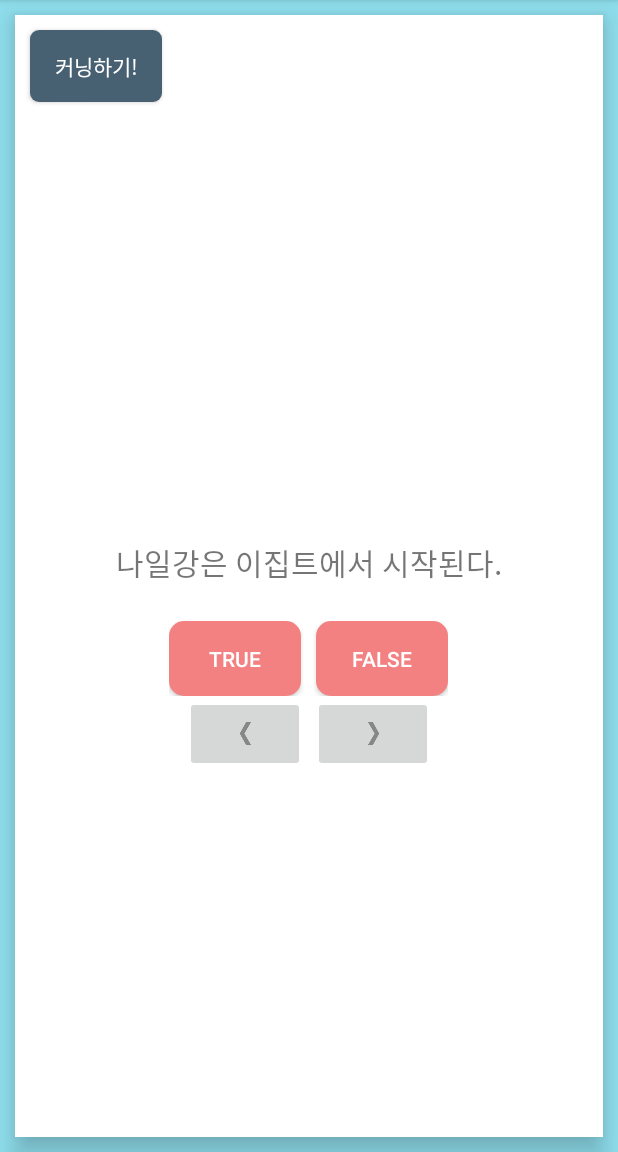
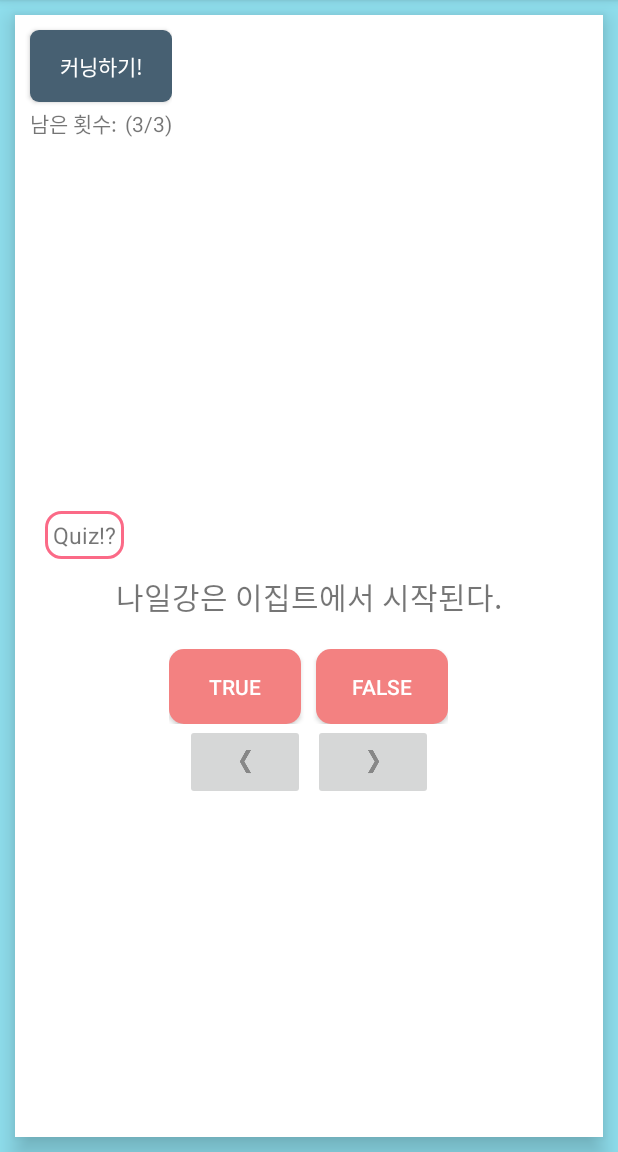
Before and after one commit to JMS1208/GeoQuiz, an Android app: the screen it shows after launch (MainActivity), on a phone screen of 412 x 824 dp, the part 84-1236 px from its top. Run offline under Robolectric (Android 15) with nearby library versions, the phone set to English and light mode, and no system bars.

Commit message:
UI and Cunning System edited

```diff
--- a/app/src/main/java/com/jms/a20220324_chapter1/CheatActivity.kt
+++ b/app/src/main/java/com/jms/a20220324_chapter1/CheatActivity.kt
@@ -5,30 +5,50 @@ import android.content.Context
 import android.content.Intent
 import androidx.appcompat.app.AppCompatActivity
 import android.os.Bundle
+import android.util.Log
+import android.view.View
+import android.widget.TextView
+import androidx.lifecycle.ViewModelProvider
 import com.jms.a20220324_chapter1.databinding.ActivityCheatBinding
 
 private const val EXTRA_ANSWER_IS_TRUE ="com.jms.a20220324_chapter1.geoquiz.answer_is_true"
 const val EXTRA_ANSWER_SHOWN = "com.jms.a20220324_chapter1.geoquiz.answer_shown"
-
+const val EXTRA_CUNNING_CHANCE = "com.jms.a20220324_chapter1.geoquiz.cunning_chance"
 
 class CheatActivity : AppCompatActivity() {
     private var answerIsTrue = false
 
+    lateinit var binding: ActivityCheatBinding
 
-    lateinit var binding: ActivityCheatBinding
+    private val quizViewModel : QuizViewModel by lazy {
+        ViewModelProvider(this).get(QuizViewModel::class.java)
+    }
+
+    override fun onSaveInstanceState(outState: Bundle) {
+        super.onSaveInstanceState(outState)
+        outState.putInt(KEY_CUNNING_CHANCE,quizViewModel.cunningChance)
+
+    }
+
     override fun onCreate(savedInstanceState: Bundle?) {
         super.onCreate(savedInstanceState)
         binding = ActivityCheatBinding.inflate(layoutInflater)
         setContentView(binding.root)
+        title = "힌트 보기"
         answerIsTrue = intent.getBooleanExtra(EXTRA_ANSWER_IS_TRUE, false)
-
+        setCunningChance(savedInstanceState)
         binding.showAnswerButton.setOnClickListener {
             val answerText = when {
                 answerIsTrue -> R.string.true_button
                 else -> R.string.false_button
             }
             binding.answerTextView.setText(answerText)
+
             setAnswerShownResult(true)
+        }
+
+        binding.returnToMainActivityButton.setOnClickListener {
+            finish()
         }
     }
 
@@ -38,13 +58,24 @@ class CheatActivity : AppCompatActivity() {
                 putExtra(EXTRA_ANSWER_IS_TRUE, answerIsTrue)
             }
         }
+
+    }
+
+
+    private fun setCunningChance(savedInstanceState: Bundle?) {
+        val cunningChance = savedInstanceState?.getInt(KEY_CUNNING_CHANCE)
+        if(cunningChance != null) {
+
+            quizViewModel.cunningChance = cunningChance
+        }
     }
 
     private fun setAnswerShownResult(isAnswerShown: Boolean = false) {
+
+
         val intent = Intent().apply {
             putExtra(EXTRA_ANSWER_SHOWN,isAnswerShown)
         }
-
         setResult(Activity.RESULT_OK, intent)
     }
 }
--- a/app/src/main/java/com/jms/a20220324_chapter1/MainActivity.kt
+++ b/app/src/main/java/com/jms/a20220324_chapter1/MainActivity.kt
@@ -1,15 +1,19 @@
 package com.jms.a20220324_chapter1
 
 import android.app.Activity
+import android.app.ActivityOptions
 import android.content.Context
 import android.content.Intent
 import android.graphics.Color
+import android.os.Build
 import androidx.appcompat.app.AppCompatActivity
 import android.os.Bundle
 import android.util.Log
 import android.view.Gravity
 import android.view.View
 import android.widget.Toast
+import androidx.annotation.RequiresApi
+import androidx.core.app.ActivityOptionsCompat
 import androidx.core.view.isVisible
 import androidx.lifecycle.ViewModelProvider
 import com.jms.a20220324_chapter1.Model.Question
@@ -19,13 +23,13 @@ private const val TAG = "MainActivity"
 private const val KEY_INDEX = "index"
 private const val KEY_CORRECTBANK = "correctBank"
 private const val KEY_CUNNING = "cunning"
+const val KEY_CUNNING_CHANCE = "cunning_chance"
 private const val REQUEST_CODE_CHEAT = 0
 
 class MainActivity : AppCompatActivity() {
     private lateinit var binding : ActivityMainBinding
 
     private val quizViewModel : QuizViewModel by lazy {
-        Log.d(TAG,"QuizViewModel 객체 가져옴")
         ViewModelProvider(this).get(QuizViewModel::class.java)
     }
 
@@ -43,15 +47,17 @@ class MainActivity : AppCompatActivity() {
         updateQuestion()
     }
 
+
+
     private fun setButtonActivated() {
         if(quizViewModel.correctAnswer) {
             binding.falseButton.isVisible = false
             binding.trueButton.isVisible = false
-            binding.correctedComment!!.visibility = View.VISIBLE
+            binding.correctedComment.visibility = View.VISIBLE
         } else {
             binding.falseButton.isVisible = true
             binding.trueButton.isVisible = true
-            binding.correctedComment!!.visibility = View.INVISIBLE
+            binding.correctedComment.visibility = View.INVISIBLE
         }
 
     }
@@ -91,8 +97,20 @@ class MainActivity : AppCompatActivity() {
             quizViewModel.isCheater = cunningArr
         }
 
+        val cunningChance = savedInstanceState?.getInt(KEY_CUNNING_CHANCE)
+        if(cunningChance != null) {
+            quizViewModel.cunningChance = cunningChance
+        }
+
+
+
+
     }
 
+    private fun setCunningChanceNumber() {
+        val cunningChanceNumber =  "(${quizViewModel.cunningChance}/${quizViewModel.maxCunningChance})"
+        binding.cunningChanceNumber.text = cunningChanceNumber
+    }
 
 
     override fun onSaveInstanceState(outState: Bundle) {
@@ -101,6 +119,8 @@ class MainActivity : AppCompatActivity() {
         outState.putInt(KEY_INDEX, quizViewModel.currentIndex)
         outState.putBooleanArray(KEY_CORRECTBANK,quizViewModel.correctBank)
         outState.putBooleanArray(KEY_CUNNING,quizViewModel.isCheater)
+        outState.putInt(KEY_CUNNING_CHANCE,quizViewModel.cunningChance)
+
     }
 
     override fun onActivityResult(requestCode: Int, resultCode: Int, data: Intent?) {
@@ -111,10 +131,17 @@ class MainActivity : AppCompatActivity() {
         }
 
         if(requestCode == REQUEST_CODE_CHEAT) {
+
+            quizViewModel.cunningChance-=1
+
             quizViewModel.isCheater[quizViewModel.currentIndex] =
                 data?.getBooleanExtra(EXTRA_ANSWER_SHOWN, false) ?: false
+
+            setCunningChanceNumber()
+
         }
     }
+
 
     override fun onCreate(savedInstanceState: Bundle?) {
         super.onCreate(savedInstanceState)
@@ -124,8 +151,12 @@ class MainActivity : AppCompatActivity() {
 
         initSavedInstanceStateData(savedInstanceState)
 
+        setCunningChanceNumber()
+
         setButtonActivated()
         updateQuestion()
+
+
 
         binding.questionTextView.setOnClickListener(nextButtonListener)
 
@@ -144,9 +175,17 @@ class MainActivity : AppCompatActivity() {
         }
 
         binding.cheatButton.setOnClickListener {
-            val answerIsTrue = quizViewModel.currentQuestionAnswer
-            val intent = CheatActivity.newIntent(this,answerIsTrue)
-            startActivityForResult(intent, REQUEST_CODE_CHEAT)
+            val cunningChance = quizViewModel.cunningChance
+            if(cunningChance > 0) {
+                val answerIsTrue = quizViewModel.currentQuestionAnswer
+                val intent = CheatActivity.newIntent(this, answerIsTrue)
+                val options =
+                    ActivityOptionsCompat.makeClipRevealAnimation(it, 0, 0, it.width, it.height)
+
+                startActivityForResult(intent, REQUEST_CODE_CHEAT, options.toBundle())
+            } else {
+                Toast.makeText(applicationContext, R.string.cannot_cunning_toast, Toast.LENGTH_SHORT).show()
+            }
         }
 
     }
--- a/app/src/main/java/com/jms/a20220324_chapter1/QuizViewModel.kt
+++ b/app/src/main/java/com/jms/a20220324_chapter1/QuizViewModel.kt
@@ -7,10 +7,6 @@ import com.jms.a20220324_chapter1.Model.Question
 private val TAG = "QuizViewModel"
 
 class QuizViewModel : ViewModel() {
-    init {
-        Log.d(TAG, "ViewModel 객체 생성됨")
-    }
-
 
     private val questionBank = listOf(
         Question(R.string.question_africa,false),
@@ -25,6 +21,8 @@ class QuizViewModel : ViewModel() {
 
     var currentIndex = 0
 
+    var cunningChance = 3
+    val maxCunningChance = 3
     var correctBank = BooleanArray(questionBank.size){false}
 
     val currentQuestionAnswer: Boolean
--- /dev/null
+++ b/app/src/main/res/drawable/text_style1.xml
@@ -0,0 +1,8 @@
+<?xml version="1.0" encoding="utf-8"?>
+<shape xmlns:android="http://schemas.android.com/apk/res/android">
+
+    <stroke android:color="@color/coralPink"
+        android:width="2dp"
+        />
+    <corners android:radius="10dp"/>
+</shape>
--- a/app/src/main/res/layout-land/activity_main.xml
+++ b/app/src/main/res/layout-land/activity_main.xml
@@ -18,63 +18,110 @@
         <LinearLayout
             android:layout_width="match_parent"
             android:layout_height="0dp"
-            android:orientation="vertical"
-            android:layout_weight="1">
-            <Button
+            android:orientation="horizontal"
+            android:layout_weight="2">
+            <LinearLayout
                 android:layout_width="wrap_content"
-                android:layout_height="wrap_content"
-                android:id="@+id/cheat_button"
-                android:background="@drawable/button_style2"
-                android:text="@string/cheat_button"
-                android:textColor="@color/white"
-                android:elevation="5dp"
-                android:layout_margin="10dp"
+                android:layout_height="match_parent"
+                android:orientation="vertical">
+                <Button
+                    android:layout_width="match_parent"
+                    android:layout_height="wrap_content"
+                    android:id="@+id/cheat_button"
+                    android:background="@drawable/button_style2"
+                    android:text="@string/cheat_button"
+                    android:textColor="@color/white"
+                    android:elevation="5dp"
+                    android:layout_marginStart="10dp"
+                    android:layout_marginTop="10dp"
 
-                />
+                    />
+                <LinearLayout
+                    android:layout_width="wrap_content"
+                    android:layout_height="wrap_content"
+                    android:orientation="horizontal"
+                    android:layout_marginTop="3dp">
+                    <TextView
+                        android:layout_width="wrap_content"
+                        android:layout_height="wrap_content"
+                        android:text="@string/cunning_chance"
+                        android:textSize="14sp"
+                        android:layout_marginStart="10dp"
+                        />
+                    <TextView
+                        android:id="@+id/cunning_chance_number"
+                        android:layout_marginStart="5dp"
+                        android:layout_width="wrap_content"
+                        android:layout_height="wrap_content"
+                        android:textSize="14sp"
+                        android:text="@string/cunning_chance_number"/>
+                </LinearLayout>
+
+            </LinearLayout>
         </LinearLayout>
+
+
         <LinearLayout
             android:layout_width="match_parent"
             android:layout_height="0dp"
-            android:layout_weight="4"
-            android:orientation="vertical"
-            android:gravity="center">
+            android:layout_weight="6"
+            android:gravity="center"
+            android:orientation="vertical">
+            <LinearLayout
+                android:layout_width="match_parent"
+                android:layout_height="wrap_content"
+                android:orientation="vertical">
+                <TextView
+                    android:layout_width="wrap_content"
+                    android:layout_height="wrap_content"
+                    android:text="@string/question_title"
+                    android:textSize="15sp"
+                    android:padding="5dp"
+                    android:layout_marginStart="140dp"
+                    android:background="@drawable/text_style1"
+                    android:elevation="10dp"
+
+                    />
+            </LinearLayout>
+
             <TextView
                 android:id="@+id/question_textView"
                 android:layout_width="match_parent"
                 android:layout_height="wrap_content"
                 android:gravity="center_horizontal"
-                android:padding="24dp"
+                android:padding="10dp"
+                android:layout_marginBottom="10dp"
                 android:text="@string/question_africa"
                 android:textSize="20sp" />
 
             <FrameLayout
                 android:layout_width="wrap_content"
-                android:layout_height="wrap_content"
-                >
+                android:layout_height="wrap_content">
+
                 <LinearLayout
+                    android:id="@+id/buttonLayout"
                     android:layout_width="wrap_content"
                     android:layout_height="50dp"
-                    android:orientation="horizontal"
-                    android:id="@+id/buttonLayout"
-                    >
+                    android:orientation="horizontal">
+
                     <Button
+                        android:id="@+id/true_button"
                         android:layout_width="wrap_content"
                         android:layout_height="match_parent"
                         android:layout_marginEnd="10dp"
-                        android:id="@+id/true_button"
+                        android:background="@drawable/button_style1"
                         android:elevation="10dp"
-                        android:background="@drawable/button_style1"
                         android:text="@string/true_button"
-                        android:textColor="@color/white"
-                        />
+                        android:textColor="@color/white" />
+
                     <Button
+                        android:id="@+id/false_button"
                         android:layout_width="wrap_content"
                         android:layout_height="match_parent"
-                        android:id="@+id/false_button"
+                        android:background="@drawable/button_style1"
                         android:elevation="10dp"
-                        android:background="@drawable/button_style1"
                         android:text="@string/false_button"
-                        android:textColor="@color/white"/>
+                        android:textColor="@color/white" />
 
                 </LinearLayout>
 
@@ -87,29 +134,31 @@
                     android:text="@string/correctedQuestionText"
                     android:visibility="invisible" />
             </FrameLayout>
+
             <LinearLayout
                 android:layout_width="match_parent"
                 android:layout_height="wrap_content"
-                android:orientation="horizontal"
                 android:gravity="center_horizontal"
-                >
+                android:orientation="horizontal">
+
                 <ImageButton
+                    android:id="@+id/previous_button"
                     android:layout_width="80dp"
                     android:layout_height="wrap_content"
-                    android:src="@drawable/arrow_left"
-                    android:id="@+id/previous_button"
                     android:layout_marginEnd="5dp"
+                    android:contentDescription="@string/previous_Description"
                     android:padding="15dp"
 
-                    android:contentDescription="@string/previous_Description" />
+                    android:src="@drawable/arrow_left" />
+
                 <ImageButton
+                    android:id="@+id/next_button"
                     android:layout_width="80dp"
                     android:layout_height="wrap_content"
-                    android:text="@string/next_button"
-                    android:id="@+id/next_button"
+                    android:contentDescription="@string/next_Description"
+                    android:padding="15dp"
                     android:src="@drawable/arrow_right"
-                    android:padding="15dp"
-                    android:contentDescription="@string/next_Description" />
+                    android:text="@string/next_button" />
             </LinearLayout>
         </LinearLayout>
 
--- a/app/src/main/res/layout/activity_cheat.xml
+++ b/app/src/main/res/layout/activity_cheat.xml
@@ -5,7 +5,7 @@
     android:layout_width="match_parent"
     android:layout_height="match_parent"
     android:orientation="vertical"
-    android:gravity="center"
+
     android:background="@color/deepBlue"
     tools:context=".CheatActivity">
     <LinearLayout
@@ -14,8 +14,34 @@
         android:orientation="vertical"
         android:background="@color/white"
         android:elevation="10dp"
+        android:layout_margin="10dp">
+        <LinearLayout
+            android:layout_width="match_parent"
+            android:layout_height="wrap_content"
+            android:orientation="horizontal">
+
+            <Button
+                android:layout_width="wrap_content"
+                android:layout_height="wrap_content"
+                android:layout_margin="10dp"
+                android:background="@drawable/button_style2"
+                android:id="@+id/returnToMainActivityButton"
+                android:text="@string/returnToMainActivityButton"
+                android:textColor="@color/white"
+                android:elevation="5dp"
+                />
+        </LinearLayout>
+
+
+
+        <LinearLayout
+            android:layout_width="match_parent"
+            android:layout_height="match_parent"
+            android:orientation="vertical"
+            android:background="@color/white"
+
             android:gravity="center"
-        android:layout_margin="10dp">
+            >
             <TextView
                 android:layout_width="wrap_content"
                 android:layout_height="wrap_content"
@@ -40,6 +66,6 @@
                 android:elevation="10dp"
                 />
         </LinearLayout>
-
+    </LinearLayout>
 
 </LinearLayout>
--- a/app/src/main/res/layout/activity_main.xml
+++ b/app/src/main/res/layout/activity_main.xml
@@ -22,63 +22,110 @@
     <LinearLayout
         android:layout_width="match_parent"
         android:layout_height="0dp"
-        android:orientation="vertical"
+        android:orientation="horizontal"
         android:layout_weight="1">
+        <LinearLayout
+            android:layout_width="wrap_content"
+            android:layout_height="match_parent"
+            android:orientation="vertical">
         <Button
-            android:layout_width="wrap_content"
+            android:layout_width="match_parent"
             android:layout_height="wrap_content"
             android:id="@+id/cheat_button"
             android:background="@drawable/button_style2"
             android:text="@string/cheat_button"
             android:textColor="@color/white"
             android:elevation="5dp"
-            android:layout_margin="10dp"
+            android:layout_marginStart="10dp"
+            android:layout_marginTop="10dp"
+
+            />
+            <LinearLayout
+                android:layout_width="wrap_content"
+                android:layout_height="wrap_content"
+                android:orientation="horizontal"
+                android:layout_marginTop="3dp">
+                <TextView
+                    android:layout_width="wrap_content"
+                    android:layout_height="wrap_content"
+                    android:text="@string/cunning_chance"
+                    android:textSize="14sp"
+                    android:layout_marginStart="10dp"
+                    />
+                <TextView
+                    android:id="@+id/cunning_chance_number"
+                    android:layout_marginStart="5dp"
+                    android:layout_width="wrap_content"
+                    android:layout_height="wrap_content"
+                    android:textSize="14sp"
+                    android:text="@string/cunning_chance_number"/>
+            </LinearLayout>
+
+        </LinearLayout>
+    </LinearLayout>
+
+
+        <LinearLayout
+            android:layout_width="match_parent"
+            android:layout_height="0dp"
+            android:layout_weight="6"
+            android:gravity="center"
+            android:orientation="vertical">
+            <LinearLayout
+                android:layout_width="match_parent"
+                android:layout_height="wrap_content"
+                android:orientation="vertical">
+                <TextView
+                    android:layout_width="wrap_content"
+                    android:layout_height="wrap_content"
+                    android:text="@string/question_title"
+                    android:textSize="15sp"
+                    android:padding="5dp"
+                    android:layout_marginStart="20dp"
+                    android:background="@drawable/text_style1"
+                    android:elevation="10dp"
 
                     />
             </LinearLayout>
-    <LinearLayout
-        android:layout_width="match_parent"
-        android:layout_height="0dp"
-        android:layout_weight="8"
-        android:orientation="vertical"
-        android:gravity="center">
+
                 <TextView
                     android:id="@+id/question_textView"
                     android:layout_width="match_parent"
                     android:layout_height="wrap_content"
                     android:gravity="center_horizontal"
-                android:padding="24dp"
+                    android:padding="10dp"
+                    android:layout_marginBottom="10dp"
                     android:text="@string/question_africa"
                     android:textSize="20sp" />
 
             <FrameLayout
                 android:layout_width="wrap_content"
-                android:layout_height="wrap_content"
-                >
+                android:layout_height="wrap_content">
+
                 <LinearLayout
+                    android:id="@+id/buttonLayout"
                     android:layout_width="wrap_content"
                     android:layout_height="50dp"
-                    android:orientation="horizontal"
-                    android:id="@+id/buttonLayout"
-                    >
+                    android:orientation="horizontal">
+
                     <Button
+                        android:id="@+id/true_button"
                         android:layout_width="wrap_content"
                         android:layout_height="match_parent"
                         android:layout_marginEnd="10dp"
-                        android:id="@+id/true_button"
+                        android:background="@drawable/button_style1"
                         android:elevation="10dp"
-                        android:background="@drawable/button_style1"
                         android:text="@string/true_button"
-                        android:textColor="@color/white"
-                        />
+                        android:textColor="@color/white" />
+
                     <Button
+                        android:id="@+id/false_button"
                         android:layout_width="wrap_content"
                         android:layout_height="match_parent"
-                        android:id="@+id/false_button"
+                        android:background="@drawable/button_style1"
                         android:elevation="10dp"
-                        android:background="@drawable/button_style1"
                         android:text="@string/false_button"
-                        android:textColor="@color/white"/>
+                        android:textColor="@color/white" />
 
                 </LinearLayout>
 
@@ -91,29 +138,31 @@
                     android:text="@string/correctedQuestionText"
                     android:visibility="invisible" />
             </FrameLayout>
+
             <LinearLayout
                 android:layout_width="match_parent"
                 android:layout_height="wrap_content"
-                android:orientation="horizontal"
                 android:gravity="center_horizontal"
-            >
+                android:orientation="horizontal">
+
                 <ImageButton
+                    android:id="@+id/previous_button"
                     android:layout_width="80dp"
                     android:layout_height="wrap_content"
-                    android:src="@drawable/arrow_left"
-                    android:id="@+id/previous_button"
                     android:layout_marginEnd="5dp"
+                    android:contentDescription="@string/previous_Description"
                     android:padding="15dp"
 
-                    android:contentDescription="@string/previous_Description" />
+                    android:src="@drawable/arrow_left" />
+
                 <ImageButton
+                    android:id="@+id/next_button"
                     android:layout_width="80dp"
                     android:layout_height="wrap_content"
-                    android:text="@string/next_button"
-                    android:id="@+id/next_button"
+                    android:contentDescription="@string/next_Description"
+                    android:padding="15dp"
                     android:src="@drawable/arrow_right"
-                    android:padding="15dp"
-                    android:contentDescription="@string/next_Description" />
+                    android:text="@string/next_button" />
             </LinearLayout>
         </LinearLayout>
 
--- a/app/src/main/res/values/colors.xml
+++ b/app/src/main/res/values/colors.xml
@@ -10,8 +10,9 @@
     <color name="colorPrimary">#3F51B5</color>
     <color name="colorPrimaryDark">#303F9F</color>
     <color name="colorAccent">#FF4081</color>
+    <color name="coralPink">#FB6A87</color>
     <color name="skyBlue">#67C8E9</color>
-
+    <color name="lightGreyBlue">#92A9BD</color>
     <color name="deepBlue">#03045E</color>
     <color name="brightBlue">#00B4D8</color>
     <color name="lightBlue">#90E0EF</color>
--- a/app/src/main/res/values/strings.xml
+++ b/app/src/main/res/values/strings.xml
@@ -20,5 +20,11 @@
     <string name="show_answer_button">정답 보기</string>
     <string name="cheat_button">커닝하기!</string>
     <string name="judgment_toast">커닝은 나쁜 짓이죠!</string>
+    <string name="cunning_chance">남은 횟수:</string>
+    <string name="cunning_chance_number">(3/3)</string>
+    <string name="question_title">Quiz!?</string>
+    <string name="returnToMainActivityButton">돌아가기</string>
+
+    <string name="cannot_cunning_toast">"더 이상 커닝할 수 없습니다."</string>
 
 </resources>
```
Lines whose indentation alone changed are shown as unchanged.
